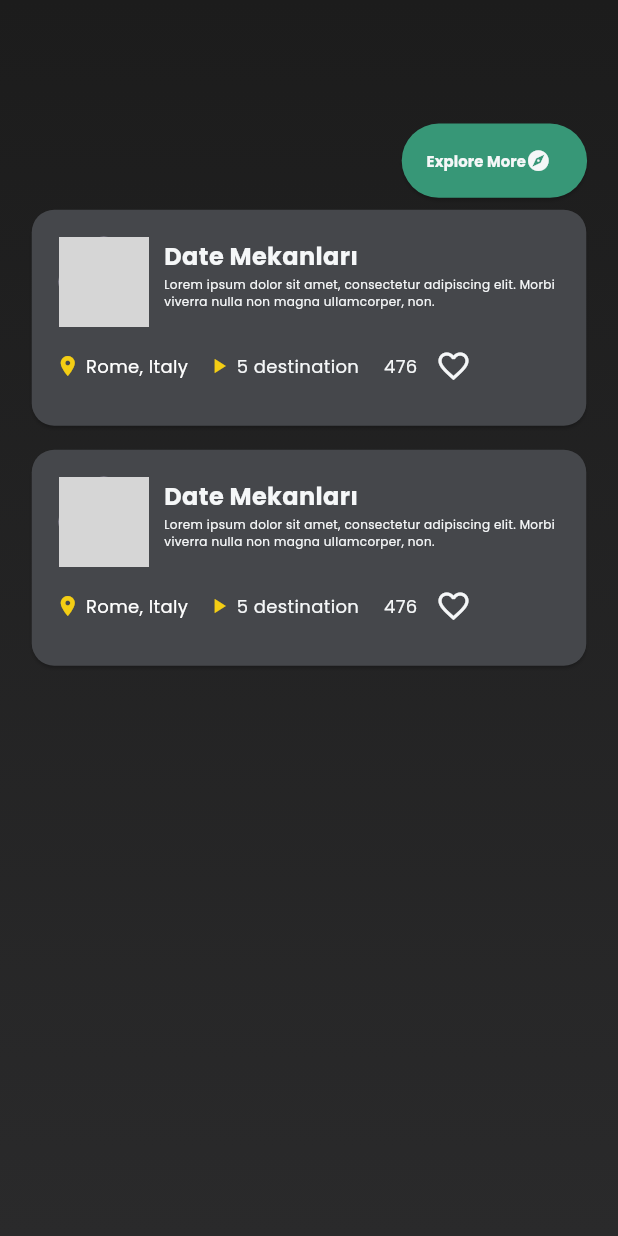
After one commit to mobileprogramm536/Milestone, a Flutter app: the ExplorePage screen opened by its route, on a phone screen of 412 x 824 dp. The commit adds this screen. Run offline on Flutter 3.47's test engine with Material 3 defaults, Android fonts, the phone set to English and light mode, and no system bars; our stand-ins replace cloud_firestore, eva_icons_flutter, firebase_auth, firebase_core, google_maps_flutter, google_sign_in; missing offline and left inert: flutter_google_places, google_maps_webservice; accounts and stored records are empty; network calls fail; grey boxes are pictures that could not be loaded.

Commit message:
yeni sayfalar taha

```diff
--- /dev/null
+++ b/lib/cards/explore_page_card.dart
@@ -0,0 +1,166 @@
+import 'package:flutter/material.dart';
+
+import '../theme/colors.dart';
+
+class ExploreCard extends StatefulWidget {
+  final String title;
+  final String description;
+  final String location;
+  final String imageUrl;
+  final int destinations;
+  final String duration;
+  final int likes;
+
+  const ExploreCard({
+    Key? key,
+    required this.title,
+    required this.description,
+    required this.location,
+    required this.imageUrl,
+    required this.destinations,
+    required this.duration,
+    required this.likes,
+  }) : super(key: key);
+
+  @override
+  State<ExploreCard> createState() => _ExploreCardState();
+}
+
+class _ExploreCardState extends State<ExploreCard> {
+  late int likes; // To track the number of likes
+  late bool isLiked; // To toggle like state
+  @override
+  void initState() {
+    super.initState();
+    likes = widget.likes; // Initialize likes
+    isLiked = false; // Default state: unliked
+  }
+
+  void toggleLike() {
+    setState(() {
+      isLiked = !isLiked; // Toggle state
+      likes += isLiked ? 1 : -1; // Increment or decrement the count
+    });
+  }
+
+  @override
+  Widget build(BuildContext context) {
+    final height = MediaQuery.of(context).size.height;
+    final width = MediaQuery.of(context).size.width;
+    return GestureDetector(
+      onTap: () => {},
+      child: Card(
+        shape: RoundedRectangleBorder(
+          borderRadius: BorderRadius.circular(15.0),
+        ),
+        color: AppColors.grey1, // Background color as in the design
+        margin: const EdgeInsets.symmetric(vertical: 8.0, horizontal: 16.0),
+        child: Padding(
+            padding: const EdgeInsets.all(16.0),
+            child: Column(
+              children: [
+                Row(
+                  crossAxisAlignment: CrossAxisAlignment.start,
+                  children: [
+                    // Circular image on the left
+                    Padding(
+                      padding: EdgeInsets.all(2.0),
+                      child: GestureDetector(
+                        onTap: () => {},
+                        child: CircleAvatar(
+                          backgroundImage: NetworkImage(widget.imageUrl),
+                          radius: 30.0,
+                        ),
+                      ),
+                    ),
+                    SizedBox(
+                      width: width * 0.02,
+                    ),
+                    Expanded(
+                      child: Column(
+                        crossAxisAlignment: CrossAxisAlignment.start,
+                        children: [
+                          SizedBox(
+                            height: height * 0.005,
+                          ),
+                          Text(
+                            widget.title,
+                            style: const TextStyle(
+                              color: AppColors.white1,
+                              fontSize: 16.0,
+                              fontWeight: FontWeight.bold,
+                            ),
+                          ),
+                          SizedBox(height: height * 0.001),
+                          // Description
+                          Text(
+                            widget.description,
+                            style: const TextStyle(
+                              color: AppColors.white1,
+                              fontSize: 8.0,
+                            ),
+                            maxLines: 4,
+                            overflow: TextOverflow.ellipsis,
+                          ),
+                        ],
+                      ),
+                    )
+                  ],
+                ),
+                Center(
+                  child: Row(
+                    children: [
+                      const Icon(
+                        Icons.location_on,
+                        color: AppColors.yellow1,
+                        size: 16.0,
+                      ),
+                      const SizedBox(width: 4.0),
+                      Text(
+                        widget.location,
+                        style: const TextStyle(
+                          color: Colors.white,
+                          fontSize: 12.0,
+                        ),
+                      ),
+                      SizedBox(width: width * 0.03),
+                      const Icon(
+                        Icons.play_arrow,
+                        color: AppColors.yellow1,
+                        size: 16.0,
+                      ),
+                      const SizedBox(width: 4.0),
+                      Text(
+                        '${widget.destinations} destination',
+                        style: const TextStyle(
+                          color: AppColors.white1,
+                          fontSize: 12.0,
+                        ),
+                      ),
+                      SizedBox(width: width * 0.04),
+                      Row(children: [
+                        Text(
+                          likes.toString(),
+                          style: const TextStyle(
+                            color: AppColors.white1,
+                            fontSize: 12.0,
+                          ),
+                        ),
+                        IconButton(
+                          onPressed: toggleLike, // Action to toggle like
+                          icon: Icon(
+                            isLiked ? Icons.favorite : Icons.favorite_border,
+                            color: isLiked ? AppColors.red1 : AppColors.white1,
+                            size: 24.0,
+                          ),
+                        ),
+                      ]),
+                    ],
+                  ),
+                )
+              ],
+            )),
+      ),
+    );
+  }
+}
--- a/lib/main.dart
+++ b/lib/main.dart
@@ -1,5 +1,7 @@
 import 'package:flutter/material.dart';
 import 'package:milestone/pages/create_route_page.dart';
+import 'package:milestone/pages/exploreMore_page.dart';
+import 'package:milestone/pages/explore_page.dart';
 import 'package:milestone/pages/forgot_password.dart';
 import 'package:milestone/pages/codeVerificationScreen.dart';
 import 'package:milestone/pages/register_page.dart';
@@ -7,7 +9,6 @@ import 'package:firebase_core/firebase_core.dart';
 import 'package:milestone/pages/savedRoutesPage.dart';
 import 'package:milestone/pages/singIn_page.dart';
 import 'package:milestone/pages/successCodePage.dart';
-import 'package:milestone/widgets/google_maps_widget.dart';
 import 'firebase_options.dart';
 
 void main() async {
@@ -38,6 +39,8 @@ void main() async {
       '/codeVerificationScreen': (context) => codeVerificationScreen(),
       '/success': (context) => SuccessScreen(),
       '/savedRoutesPage': (context) => SavedRoutesPage(),
+      '/explorePage': (context) => ExplorePage(),
+      '/exploreMorePage': (context) => ExploreMorePage(),
     },
   ));
 }
--- /dev/null
+++ b/lib/pages/explore_page.dart
@@ -0,0 +1,113 @@
+import 'package:flutter/material.dart';
+import 'package:milestone/pages/exploreMore_page.dart';
+import 'package:milestone/pages/singIn_page.dart';
+
+import '../buttons/signIn_button.dart';
+import '../cards/explore_page_card.dart';
+import '../services/auth_service.dart';
+import '../theme/app_theme.dart';
+import '../theme/colors.dart';
+
+class ExplorePage extends StatefulWidget {
+  const ExplorePage({super.key});
+
+  @override
+  State<ExplorePage> createState() => _ExplorePageState();
+}
+
+class _ExplorePageState extends State<ExplorePage> {
+  @override
+  Widget build(BuildContext context) {
+    SearchController search = SearchController();
+    final height = MediaQuery.of(context).size.height;
+    final width = MediaQuery.of(context).size.width;
+
+    return Scaffold(
+        backgroundColor: AppColors.darkgrey1,
+        resizeToAvoidBottomInset: true,
+        body: Container(
+          decoration: const BoxDecoration(
+            gradient: appBackground,
+          ),
+          child: Center(
+            child: Column(
+              children: [
+                SizedBox(
+                  height: height * 0.1,
+                ),
+                Row(
+                  mainAxisAlignment: MainAxisAlignment.end,
+                  children: [
+                    SizedBox(
+                      width: MediaQuery.of(context).size.width * 0.3,
+                      height: height * 0.06,
+                      child: ElevatedButton(
+                          onPressed: () {
+                            Navigator.push(
+                                context,
+                                MaterialPageRoute(
+                                    builder: (context) =>
+                                        const ExploreMorePage()));
+                          },
+                          style: ElevatedButton.styleFrom(
+                            backgroundColor: AppColors.green1,
+                            padding: EdgeInsets.symmetric(
+                              horizontal:
+                                  MediaQuery.of(context).size.width * 0.04,
+                              vertical: height * 0.01,
+                            ),
+                            shape: RoundedRectangleBorder(
+                              borderRadius: BorderRadius.circular(40),
+                            ),
+                          ),
+                          child: Row(
+                            children: [
+                              Text(
+                                'Explore More',
+                                style: TextStyle(
+                                    fontSize: height * 0.012,
+                                    fontWeight: FontWeight.bold,
+                                    color: AppColors.white1),
+                              ),
+                              Icon(Icons.explore,
+                                  size: height * 0.02, color: AppColors.white1)
+                            ],
+                          )),
+                    ),
+                    SizedBox(width: width * 0.05),
+                  ],
+                ),
+                Container(
+                  width: width * 0.975,
+                  height: height * 0.7,
+                  child: ListView(children: [
+                    ExploreCard(
+                      title: 'Date Mekanları',
+                      description:
+                          'Lorem ipsum dolor sit amet, consectetur adipiscing elit. Morbi viverra nulla non magna ullamcorper, non.',
+                      location: 'Rome, Italy',
+                      imageUrl:
+                          'https://via.placeholder.com/60', // Replace with actual image URL
+                      destinations: 5,
+                      duration: '3 hours',
+                      likes: 476,
+                    ),
+                    ExploreCard(
+                      title: 'Date Mekanları',
+                      description:
+                          'Lorem ipsum dolor sit amet, consectetur adipiscing elit. Morbi viverra nulla non magna ullamcorper, non.',
+                      location: 'Rome, Italy',
+                      imageUrl:
+                          'https://via.placeholder.com/60', // Replace with actual image URL
+                      destinations: 5,
+                      duration: '3 hours',
+                      likes: 476,
+                    ),
+                  ]),
+                ),
+              ],
+            ),
+          ),
+        ));
+  }
+}
--- a/lib/pages/singIn_page.dart
+++ b/lib/pages/singIn_page.dart
@@ -15,6 +15,7 @@ import '../textfields/custom_textfield.dart';
 import '../textfields/password_text_field.dart';
 import '../theme/app_theme.dart';
 import '../theme/colors.dart';
+import 'explore_page.dart';
 import 'forgot_password.dart';
 
 class SignInPage extends StatefulWidget {
@@ -96,7 +97,9 @@ class _SignInPageState extends State<SignInPage> {
     final height = MediaQuery.of(context).size.height;
     final width = MediaQuery.of(context).size.width;
 
-    return Scaffold(
+    return AuthService().user != null
+        ? ExplorePage()
+        : Scaffold(
             resizeToAvoidBottomInset: true,
             body: SingleChildScrollView(
               child: GestureDetector(
```
Also changed, not shown: lib/cards/exploreMore_page_card.dart (added, +186 -0 lines), lib/pages/exploreMore_page.dart (added, +77 -0 lines). Lines whose indentation alone changed are shown as unchanged.
